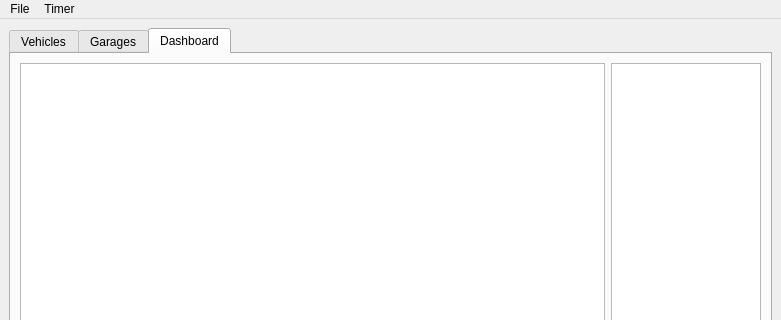
Old version of the form UI Files/Main_Window.ui in the repository unwisegeek/GTAGarageTracker; both pictures show x 0 to 781 and y 0 to 320 of the 781 by 672 pixel window.
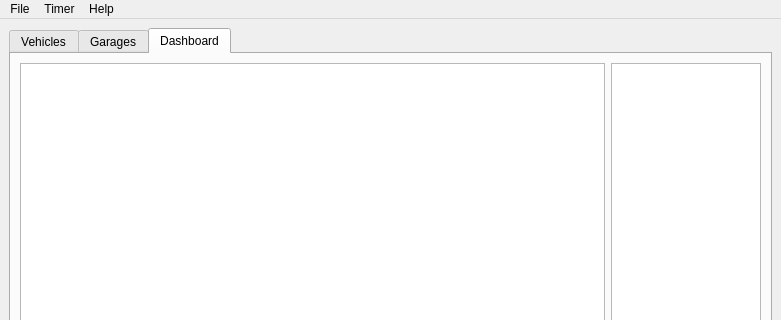
New version of the form.

Diff of the .ui file:
```diff
--- a/UI Files/Main_Window.ui
+++ b/UI Files/Main_Window.ui
@@ -396,7 +396,7 @@
      <x>0</x>
      <y>0</y>
      <width>781</width>
-     <height>25</height>
+     <height>28</height>
     </rect>
    </property>
    <widget class="QMenu" name="menuFile">
@@ -411,8 +411,17 @@
     </property>
     <addaction name="actionTimerOpen"/>
    </widget>
+   <widget class="QMenu" name="menuHelp">
+    <property name="title">
+     <string>Help</string>
+    </property>
+    <addaction name="actionHelpContents"/>
+    <addaction name="separator"/>
+    <addaction name="actionAbout"/>
+   </widget>
    <addaction name="menuFile"/>
    <addaction name="menuTimer"/>
+   <addaction name="menuHelp"/>
   </widget>
   <widget class="QStatusBar" name="statusbar"/>
   <action name="actionQuit">
```
Left out of the diff: 10 changed lines with no effect on the pictures.
